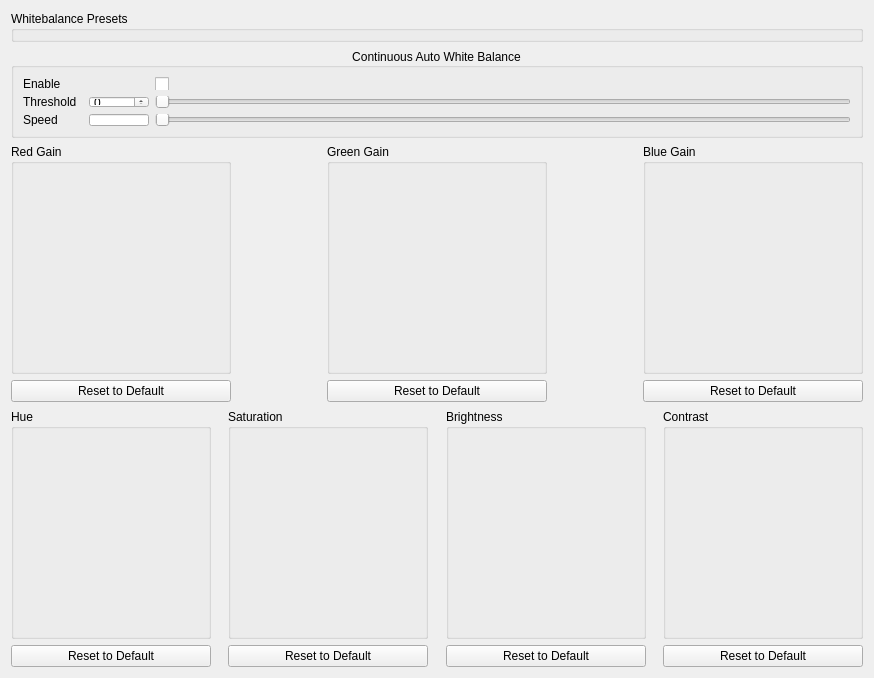
Above: dct_widgets/wbbox/wbbox.ui from KAYA-Instruments/SDI-Control-Point before the change. Below: the same form after it.
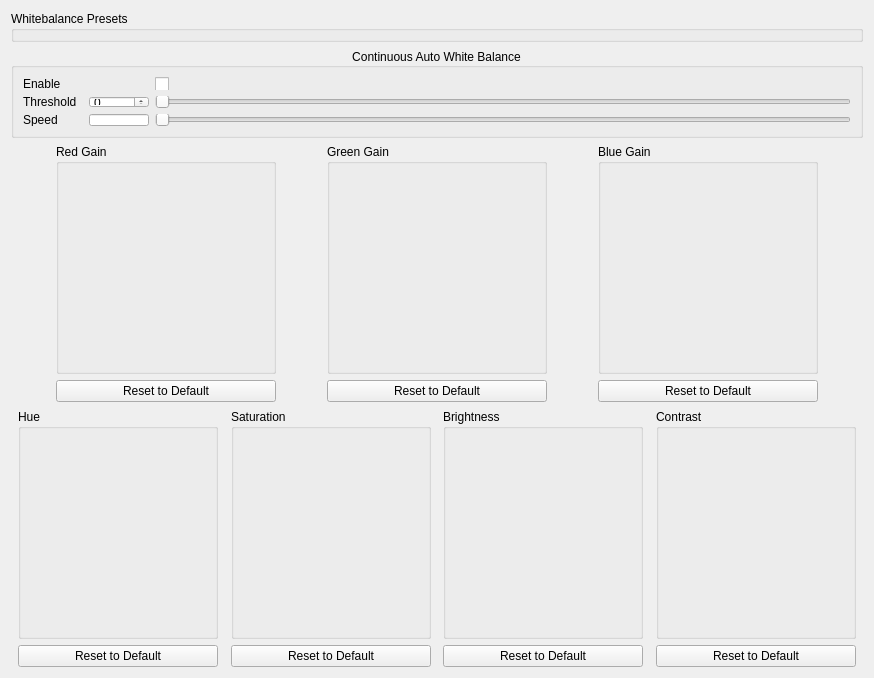
That is the form after the change. Custom widgets are drawn as their Qt base class.

What changed in the file:
```diff
--- a/dct_widgets/wbbox/wbbox.ui
+++ b/dct_widgets/wbbox/wbbox.ui
@@ -245,58 +245,20 @@
       <property name="bottomMargin">
        <number>0</number>
       </property>
-      <item row="2" column="0">
-       <widget class="QPushButton" name="whiteBalanceRedResetButton">
-        <property name="text">
-         <string>Reset to Default</string>
+      <item row="1" column="7">
+       <spacer name="horizontalSpacer_4">
+        <property name="orientation">
+         <enum>Qt::Horizontal</enum>
         </property>
-       </widget>
+        <property name="sizeHint" stdset="0">
+         <size>
+          <width>40</width>
+          <height>20</height>
+         </size>
+        </property>
+       </spacer>
       </item>
-      <item row="1" column="8">
-       <layout class="QVBoxLayout" name="verticalLayout_4">
-        <item>
-         <widget class="SingleChannelKnobBox" name="BlueGain">
-          <property name="minimumSize">
-           <size>
-            <width>220</width>
-            <height>230</height>
-           </size>
-          </property>
-          <property name="maximumSize">
-           <size>
-            <width>220</width>
-            <height>230</height>
-           </size>
-          </property>
-          <property name="focusPolicy">
-           <enum>Qt::TabFocus</enum>
-          </property>
-          <property name="toolTip">
-           <string/>
-          </property>
-          <property name="whatsThis">
-           <string/>
-          </property>
-          <property name="title">
-           <string>Blue Gain</string>
-          </property>
-          <property name="maxRounds" stdset="0">
-           <number>4</number>
-          </property>
-          <property name="maxAngle" stdset="0">
-           <number>180</number>
-          </property>
-          <property name="needleImage" stdset="0">
-           <pixmap resource="../../resource/resource.qrc">:/images/needle/dial-pointer.png</pixmap>
-          </property>
-          <property name="backgroundImage" stdset="0">
-           <pixmap resource="../../resource/resource.qrc">:/images/back/dial-back-blue_full.png</pixmap>
-          </property>
-         </widget>
-        </item>
-       </layout>
-      </item>
-      <item row="1" column="3">
+      <item row="1" column="4">
        <layout class="QHBoxLayout" name="horizontalLayout">
         <item>
          <widget class="SingleChannelKnobBox" name="GreenGain">
@@ -343,7 +305,7 @@
         </item>
        </layout>
       </item>
-      <item row="1" column="0">
+      <item row="1" column="2">
        <layout class="QVBoxLayout" name="verticalLayout_3">
         <item>
          <widget class="SingleChannelKnobBox" name="RedGain">
@@ -387,8 +349,8 @@
         </item>
        </layout>
       </item>
-      <item row="1" column="1">
-       <spacer name="horizontalSpacer_3">
+      <item row="1" column="3">
+       <spacer name="horizontalSpacer">
         <property name="orientation">
          <enum>Qt::Horizontal</enum>
         </property>
@@ -400,33 +362,97 @@
         </property>
        </spacer>
       </item>
-      <item row="1" column="4">
-       <spacer name="horizontalSpacer_4">
-        <property name="orientation">
-         <enum>Qt::Horizontal</enum>
-        </property>
-        <property name="sizeHint" stdset="0">
-         <size>
-          <width>40</width>
-          <height>20</height>
-         </size>
-        </property>
-       </spacer>
-      </item>
-      <item row="2" column="3">
+      <item row="2" column="4">
        <widget class="QPushButton" name="whiteBalanceGreenResetButton">
         <property name="text">
          <string>Reset to Default</string>
         </property>
        </widget>
       </item>
-      <item row="2" column="8">
+      <item row="1" column="6">
+       <layout class="QVBoxLayout" name="verticalLayout_4">
+        <item>
+         <widget class="SingleChannelKnobBox" name="BlueGain">
+          <property name="minimumSize">
+           <size>
+            <width>220</width>
+            <height>230</height>
+           </size>
+          </property>
+          <property name="maximumSize">
+           <size>
+            <width>220</width>
+            <height>230</height>
+           </size>
+          </property>
+          <property name="focusPolicy">
+           <enum>Qt::TabFocus</enum>
+          </property>
+          <property name="toolTip">
+           <string/>
+          </property>
+          <property name="whatsThis">
+           <string/>
+          </property>
+          <property name="title">
+           <string>Blue Gain</string>
+          </property>
+          <property name="maxRounds" stdset="0">
+           <number>4</number>
+          </property>
+          <property name="maxAngle" stdset="0">
+           <number>180</number>
+          </property>
+          <property name="needleImage" stdset="0">
+           <pixmap resource="../../resource/resource.qrc">:/images/needle/dial-pointer.png</pixmap>
+          </property>
+          <property name="backgroundImage" stdset="0">
+           <pixmap resource="../../resource/resource.qrc">:/images/back/dial-back-blue_full.png</pixmap>
+          </property>
+         </widget>
+        </item>
+       </layout>
+      </item>
+      <item row="2" column="6">
        <widget class="QPushButton" name="whiteBalanceBlueResetButton">
         <property name="text">
          <string>Reset to Default</string>
         </property>
        </widget>
       </item>
+      <item row="2" column="2">
+       <widget class="QPushButton" name="whiteBalanceRedResetButton">
+        <property name="text">
+         <string>Reset to Default</string>
+        </property>
+       </widget>
+      </item>
+      <item row="1" column="1">
+       <spacer name="horizontalSpacer_3">
+        <property name="orientation">
+         <enum>Qt::Horizontal</enum>
+        </property>
+        <property name="sizeHint" stdset="0">
+         <size>
+          <width>40</width>
+          <height>20</height>
+         </size>
+        </property>
+       </spacer>
+      </item>
+      <item row="1" column="5">
+       <spacer name="horizontalSpacer_2">
+        <property name="orientation">
+         <enum>Qt::Horizontal</enum>
+        </property>
+        <property name="sizeHint" stdset="0">
+         <size>
+          <width>40</width>
+          <height>20</height>
+         </size>
+        </property>
+       </spacer>
+      </item>
      </layout>
     </widget>
    </item>
@@ -458,93 +484,20 @@
       <property name="bottomMargin">
        <number>0</number>
       </property>
-      <item row="1" column="7">
-       <widget class="SingleChannelKnobBox" name="Contrast">
-        <property name="minimumSize">
-         <size>
-          <width>200</width>
-          <height>230</height>
-         </size>
-        </property>
-        <property name="maximumSize">
-         <size>
-          <width>200</width>
-          <height>230</height>
-         </size>
-        </property>
-        <property name="focusPolicy">
-         <enum>Qt::TabFocus</enum>
-        </property>
-        <property name="toolTip">
-         <string/>
-        </property>
-        <property name="whatsThis">
-         <string/>
-        </property>
-        <property name="title">
-         <string>Contrast</string>
-        </property>
-        <property name="maximum" stdset="0">
-         <number>255</number>
-        </property>
-        <property name="comma" stdset="0">
-         <number>7</number>
-        </property>
-        <property name="maxAngle" stdset="0">
-         <number>150</number>
-        </property>
-        <property name="needleImage" stdset="0">
-         <pixmap resource="../../resource/resource.qrc">:/images/needle/dial-pointer.png</pixmap>
-        </property>
-        <property name="backgroundImage" stdset="0">
-         <pixmap resource="../../resource/resource.qrc">:/images/back/dial-back-gray.png</pixmap>
-        </property>
-       </widget>
-      </item>
-      <item row="1" column="3">
-       <widget class="SingleChannelKnobBox" name="Saturation">
-        <property name="minimumSize">
-         <size>
-          <width>200</width>
-          <height>230</height>
-         </size>
-        </property>
-        <property name="maximumSize">
-         <size>
-          <width>200</width>
-          <height>230</height>
-         </size>
-        </property>
-        <property name="focusPolicy">
-         <enum>Qt::TabFocus</enum>
-        </property>
-        <property name="toolTip">
-         <string/>
-        </property>
-        <property name="whatsThis">
-         <string/>
-        </property>
-        <property name="title">
-         <string>Saturation</string>
-        </property>
-        <property name="maximum" stdset="0">
-         <number>255</number>
-        </property>
-        <property name="comma" stdset="0">
-         <number>7</number>
-        </property>
-        <property name="maxAngle" stdset="0">
-         <number>150</number>
-        </property>
-        <property name="needleImage" stdset="0">
-         <pixmap resource="../../resource/resource.qrc">:/images/needle/dial-pointer.png</pixmap>
-        </property>
-        <property name="backgroundImage" stdset="0">
-         <pixmap resource="../../resource/resource.qrc">:/images/back/dial-back-gray.png</pixmap>
-        </property>
-       </widget>
-      </item>
       <item row="1" column="5">
+       <spacer name="horizontalSpacer_6">
+        <property name="orientation">
+         <enum>Qt::Horizontal</enum>
+        </property>
+        <property name="sizeHint" stdset="0">
+         <size>
+          <width>40</width>
+          <height>20</height>
+         </size>
+        </property>
+       </spacer>
+      </item>
+      <item row="1" column="6">
        <widget class="SingleChannelKnobBox" name="Brightness">
         <property name="minimumSize">
          <size>
@@ -590,41 +543,97 @@
         </property>
        </widget>
       </item>
-      <item row="2" column="5">
+      <item row="1" column="1">
+       <spacer name="hs_3">
+        <property name="orientation">
+         <enum>Qt::Horizontal</enum>
+        </property>
+        <property name="sizeHint" stdset="0">
+         <size>
+          <width>40</width>
+          <height>20</height>
+         </size>
+        </property>
+       </spacer>
+      </item>
+      <item row="1" column="8">
+       <widget class="SingleChannelKnobBox" name="Contrast">
+        <property name="minimumSize">
+         <size>
+          <width>200</width>
+          <height>230</height>
+         </size>
+        </property>
+        <property name="maximumSize">
+         <size>
+          <width>200</width>
+          <height>230</height>
+         </size>
+        </property>
+        <property name="focusPolicy">
+         <enum>Qt::TabFocus</enum>
+        </property>
+        <property name="toolTip">
+         <string/>
+        </property>
+        <property name="whatsThis">
+         <string/>
+        </property>
+        <property name="title">
+         <string>Contrast</string>
+        </property>
+        <property name="maximum" stdset="0">
+         <number>255</number>
+        </property>
+        <property name="comma" stdset="0">
+         <number>7</number>
+        </property>
+        <property name="maxAngle" stdset="0">
+         <number>150</number>
+        </property>
+        <property name="needleImage" stdset="0">
+         <pixmap resource="../../resource/resource.qrc">:/images/needle/dial-pointer.png</pixmap>
+        </property>
+        <property name="backgroundImage" stdset="0">
+         <pixmap resource="../../resource/resource.qrc">:/images/back/dial-back-gray.png</pixmap>
+        </property>
+       </widget>
+      </item>
+      <item row="2" column="6">
        <widget class="QPushButton" name="brightnessResetButton">
         <property name="text">
          <string>Reset to Default</string>
         </property>
        </widget>
       </item>
-      <item row="2" column="3">
-       <widget class="QPushButton" name="saturationResetButton">
+      <item row="1" column="3">
+       <spacer name="horizontalSpacer_5">
+        <property name="orientation">
+         <enum>Qt::Horizontal</enum>
+        </property>
+        <property name="sizeHint" stdset="0">
+         <size>
+          <width>40</width>
+          <height>20</height>
+         </size>
+        </property>
+       </spacer>
+      </item>
+      <item row="2" column="8">
+       <widget class="QPushButton" name="contrastResetButton">
         <property name="text">
          <string>Reset to Default</string>
         </property>
        </widget>
       </item>
-      <item row="2" column="0">
+      <item row="2" column="2">
        <widget class="QPushButton" name="hueResetButton">
         <property name="text">
          <string>Reset to Default</string>
         </property>
        </widget>
       </item>
-      <item row="1" column="6">
-       <spacer name="hs_5">
-        <property name="orientation">
-         <enum>Qt::Horizontal</enum>
-        </property>
-        <property name="sizeHint" stdset="0">
-         <size>
-          <width>40</width>
-          <height>20</height>
-         </size>
-        </property>
-       </spacer>
-      </item>
-      <item row="1" column="0">
+      <item row="1" column="2">
        <widget class="SingleChannelKnobBox" name="Hue">
         <property name="minimumSize">
          <size>
@@ -681,7 +690,50 @@
        </spacer>
       </item>
       <item row="1" column="4">
-       <spacer name="hs_4">
+       <widget class="SingleChannelKnobBox" name="Saturation">
+        <property name="minimumSize">
+         <size>
+          <width>200</width>
+          <height>230</height>
+         </size>
+        </property>
+        <property name="maximumSize">
+         <size>
+          <width>200</width>
+          <height>230</height>
+         </size>
+        </property>
+        <property name="focusPolicy">
+         <enum>Qt::TabFocus</enum>
+        </property>
+        <property name="toolTip">
+         <string/>
+        </property>
+        <property name="whatsThis">
+         <string/>
+        </property>
+        <property name="title">
+         <string>Saturation</string>
+        </property>
+        <property name="maximum" stdset="0">
+         <number>255</number>
+        </property>
+        <property name="comma" stdset="0">
+         <number>7</number>
+        </property>
+        <property name="maxAngle" stdset="0">
+         <number>150</number>
+        </property>
+        <property name="needleImage" stdset="0">
+         <pixmap resource="../../resource/resource.qrc">:/images/needle/dial-pointer.png</pixmap>
+        </property>
+        <property name="backgroundImage" stdset="0">
+         <pixmap resource="../../resource/resource.qrc">:/images/back/dial-back-gray.png</pixmap>
+        </property>
+       </widget>
+      </item>
+      <item row="1" column="9">
+       <spacer name="hs_5">
         <property name="orientation">
          <enum>Qt::Horizontal</enum>
         </property>
@@ -693,13 +745,29 @@
         </property>
        </spacer>
       </item>
-      <item row="2" column="7">
-       <widget class="QPushButton" name="contrastResetButton">
+      <item row="2" column="4">
+       <widget class="QPushButton" name="saturationResetButton">
         <property name="text">
          <string>Reset to Default</string>
         </property>
        </widget>
       </item>
+      <item row="1" column="7">
+       <spacer name="horizontalSpacer_7">
+        <property name="orientation">
+         <enum>Qt::Horizontal</enum>
+        </property>
+        <property name="sizeType">
+         <enum>QSizePolicy::Expanding</enum>
+        </property>
+        <property name="sizeHint" stdset="0">
+         <size>
+          <width>40</width>
+          <height>20</height>
+         </size>
+        </property>
+       </spacer>
+      </item>
      </layout>
     </widget>
    </item>
```
Left out of the diff: 14 changed lines with no effect on the pictures.
